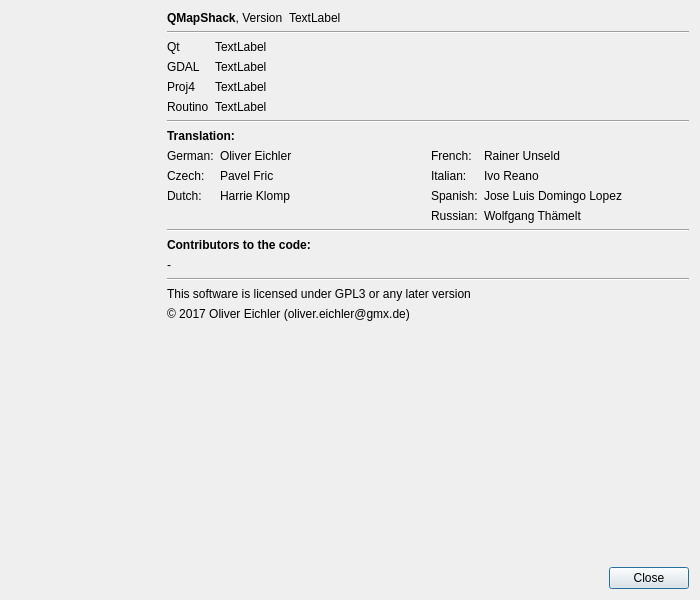
The window that src/qmapshack/IAbout.ui (Maproom/qmapshack) describes before a commit, drawn with Qt 5.
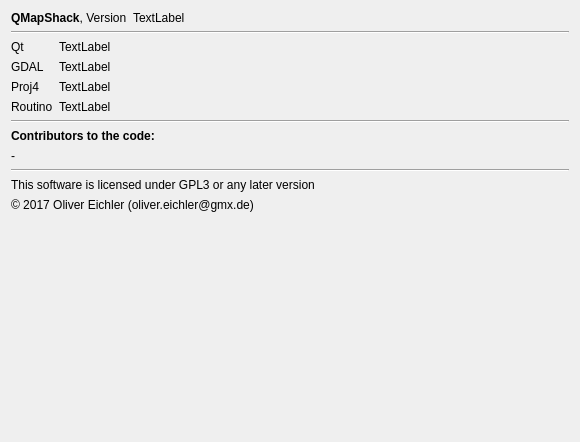
The same window after the commit. Icons and pictures are not drawn.

Patch:
```diff
--- a/src/qmapshack/IAbout.ui
+++ b/src/qmapshack/IAbout.ui
@@ -6,39 +6,14 @@
    <rect>
     <x>0</x>
     <y>0</y>
-    <width>700</width>
-    <height>600</height>
+    <width>580</width>
+    <height>442</height>
    </rect>
   </property>
   <property name="windowTitle">
    <string>About....</string>
   </property>
   <layout class="QHBoxLayout" name="horizontalLayout_2">
-   <item>
-    <widget class="QLabel" name="label_3">
-     <property name="minimumSize">
-      <size>
-       <width>150</width>
-       <height>0</height>
-      </size>
-     </property>
-     <property name="maximumSize">
-      <size>
-       <width>150</width>
-       <height>580</height>
-      </size>
-     </property>
-     <property name="text">
-      <string/>
-     </property>
-     <property name="pixmap">
-      <pixmap resource="resources.qrc">:/pics/about.png</pixmap>
-     </property>
-     <property name="scaledContents">
-      <bool>true</bool>
-     </property>
-    </widget>
-   </item>
    <item>
     <layout class="QVBoxLayout" name="verticalLayout">
      <item>
@@ -161,168 +136,7 @@
      <item>
       <widget class="Line" name="line_3">
        <property name="orientation">
-        <enum>Qt::Horizontal</enum>
-       </property>
-      </widget>
-     </item>
-     <item>
-      <layout class="QGridLayout" name="gridLayout">
-       <item row="2" column="0">
-        <widget class="QLabel" name="label_12">
-         <property name="sizePolicy">
-          <sizepolicy hsizetype="Maximum" vsizetype="Preferred">
-           <horstretch>0</horstretch>
-           <verstretch>0</verstretch>
-          </sizepolicy>
-         </property>
-         <property name="text">
-          <string>Czech:</string>
-         </property>
-         <property name="alignment">
-          <set>Qt::AlignLeading|Qt::AlignLeft|Qt::AlignVCenter</set>
-         </property>
-        </widget>
-       </item>
-       <item row="3" column="0">
-        <widget class="QLabel" name="label_27">
-         <property name="sizePolicy">
-          <sizepolicy hsizetype="Maximum" vsizetype="Preferred">
-           <horstretch>0</horstretch>
-           <verstretch>0</verstretch>
-          </sizepolicy>
-         </property>
-         <property name="text">
-          <string>Dutch:</string>
-         </property>
-         <property name="alignment">
-          <set>Qt::AlignLeading|Qt::AlignLeft|Qt::AlignVCenter</set>
-         </property>
-        </widget>
-       </item>
-       <item row="3" column="1">
-        <widget class="QLabel" name="label_28">
-         <property name="text">
-          <string>Harrie Klomp</string>
-         </property>
-        </widget>
-       </item>
-       <item row="2" column="1">
-        <widget class="QLabel" name="label_13">
-         <property name="text">
-          <string>Pavel Fric</string>
-         </property>
-        </widget>
-       </item>
-       <item row="1" column="0">
-        <widget class="QLabel" name="label_9">
-         <property name="sizePolicy">
-          <sizepolicy hsizetype="Maximum" vsizetype="Preferred">
-           <horstretch>0</horstretch>
-           <verstretch>0</verstretch>
-          </sizepolicy>
-         </property>
-         <property name="text">
-          <string>German:</string>
-         </property>
-         <property name="alignment">
-          <set>Qt::AlignLeading|Qt::AlignLeft|Qt::AlignVCenter</set>
-         </property>
-        </widget>
-       </item>
-       <item row="1" column="1">
-        <widget class="QLabel" name="label_10">
-         <property name="text">
-          <string>Oliver Eichler</string>
-         </property>
-        </widget>
-       </item>
-       <item row="1" column="2">
-        <widget class="QLabel" name="label_14">
-         <property name="sizePolicy">
-          <sizepolicy hsizetype="Maximum" vsizetype="Preferred">
-           <horstretch>0</horstretch>
-           <verstretch>0</verstretch>
-          </sizepolicy>
-         </property>
-         <property name="text">
-          <string>French:</string>
-         </property>
-         <property name="alignment">
-          <set>Qt::AlignLeading|Qt::AlignLeft|Qt::AlignVCenter</set>
-         </property>
-        </widget>
-       </item>
-       <item row="1" column="3">
-        <widget class="QLabel" name="label_15">
-         <property name="text">
-          <string>Rainer Unseld </string>
-         </property>
-        </widget>
-       </item>
-       <item row="3" column="3">
-        <widget class="QLabel" name="label_17">
-         <property name="text">
-          <string>Jose Luis Domingo Lopez</string>
-         </property>
-        </widget>
-       </item>
-       <item row="3" column="2">
-        <widget class="QLabel" name="label_16">
-         <property name="sizePolicy">
-          <sizepolicy hsizetype="Maximum" vsizetype="Preferred">
-           <horstretch>0</horstretch>
-           <verstretch>0</verstretch>
-          </sizepolicy>
-         </property>
-         <property name="text">
-          <string>Spanish:</string>
-         </property>
-         <property name="alignment">
-          <set>Qt::AlignLeading|Qt::AlignLeft|Qt::AlignVCenter</set>
-         </property>
-        </widget>
-       </item>
-       <item row="0" column="0" colspan="2">
-        <widget class="QLabel" name="label_8">
-         <property name="text">
-          <string>&lt;b&gt;Translation:&lt;/b&gt;</string>
-         </property>
-        </widget>
-       </item>
-       <item row="4" column="2">
-        <widget class="QLabel" name="label_29">
-         <property name="text">
-          <string>Russian:</string>
-         </property>
-        </widget>
-       </item>
-       <item row="4" column="3">
-        <widget class="QLabel" name="label_30">
-         <property name="text">
-          <string>Wolfgang Thämelt</string>
-         </property>
-        </widget>
-       </item>
-       <item row="2" column="2">
-        <widget class="QLabel" name="label_31">
-         <property name="text">
-          <string>Italian:</string>
-         </property>
-        </widget>
-       </item>
-       <item row="2" column="3">
-        <widget class="QLabel" name="label_32">
-         <property name="text">
-          <string>Ivo Reano</string>
-         </property>
-        </widget>
-       </item>
-      </layout>
-     </item>
-     <item>
-      <widget class="Line" name="line_4">
-       <property name="orientation">
-        <enum>Qt::Horizontal</enum>
+        <enum>Qt::Orientation::Horizontal</enum>
        </property>
       </widget>
      </item>
@@ -378,12 +192,15 @@
       </spacer>
      </item>
      <item>
-      <widget class="QDialogButtonBox" name="buttonBox">
-       <property name="orientation">
-        <enum>Qt::Horizontal</enum>
+      <widget class="QLabel" name="label_3">
+       <property name="text">
+        <string/>
        </property>
-       <property name="standardButtons">
-        <set>QDialogButtonBox::Close</set>
+       <property name="pixmap">
+        <pixmap resource="resources.qrc">:/pics/about.png</pixmap>
+       </property>
+       <property name="scaledContents">
+        <bool>false</bool>
        </property>
       </widget>
      </item>
```
Left out of the diff: 43 changed lines with no effect on the pictures.
